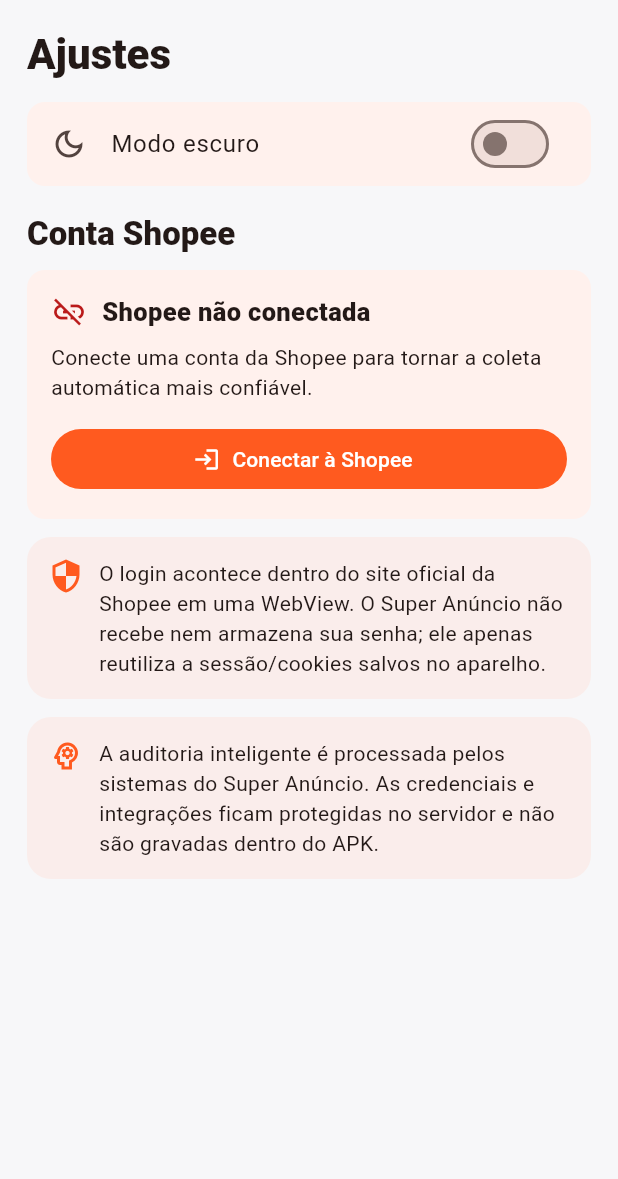
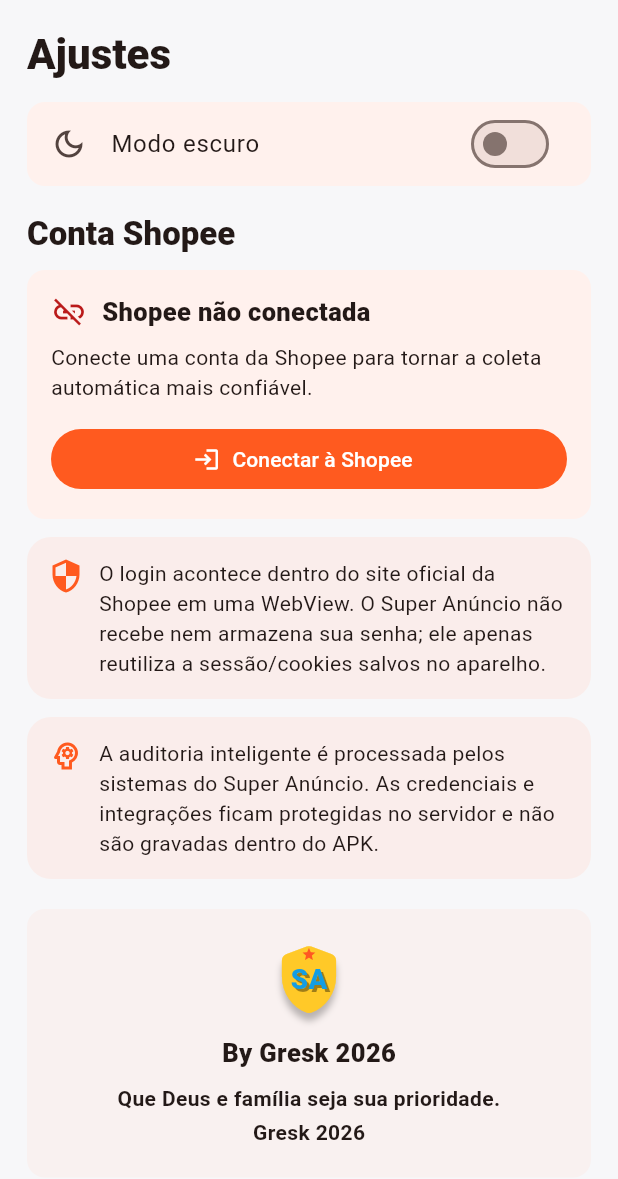
Before and after one commit to greskgja2-pixel/shopee-login-test, a Flutter app: the SettingsPage widget shown alone on an empty page, opened directly with empty values, on a phone screen of 412 x 824 dp. Shown: the top 1179 px of the screen. Run offline on Flutter 3.47's test engine with Material 3 defaults, Android fonts, the phone set to English and light mode, and no system bars; our stand-ins replace audioplayers, pdf, shared_preferences, webview_flutter; accounts and stored records are empty.

Commit message:
feat: adiciona creditos do autor em ajustes

```diff
--- a/super_anuncio/lib/settings_page.dart
+++ b/super_anuncio/lib/settings_page.dart
@@ -74,6 +74,23 @@
         const NoticeBox(icon: Icons.security_outlined, text: 'O login acontece dentro do site oficial da Shopee em uma WebView. O Super Anúncio não recebe nem armazena sua senha; ele apenas reutiliza a sessão/cookies salvos no aparelho.'),
         const SizedBox(height: 12),
         const NoticeBox(icon: Icons.psychology_outlined, text: 'A auditoria inteligente é processada pelos sistemas do Super Anúncio. As credenciais e integrações ficam protegidas no servidor e não são gravadas dentro do APK.'),
+        const SizedBox(height: 20),
+        Card(
+          color: cs.primaryContainer.withOpacity(.22),
+          child: const Padding(
+            padding: EdgeInsets.symmetric(horizontal: 18, vertical: 20),
+            child: Column(children: [
+              SaShield(size: 54),
+              SizedBox(height: 10),
+              Text('By Gresk 2026', style: TextStyle(fontSize: 17, fontWeight: FontWeight.w900)),
+              SizedBox(height: 8),
+              Text('Que Deus e família seja sua prioridade.', textAlign: TextAlign.center, style: TextStyle(fontWeight: FontWeight.w700)),
+              SizedBox(height: 3),
+              Text('Gresk 2026', style: TextStyle(fontWeight: FontWeight.w700)),
+            ]),
+          ),
+        ),
+        const SizedBox(height: 18),
       ]),
     );
   }
```
